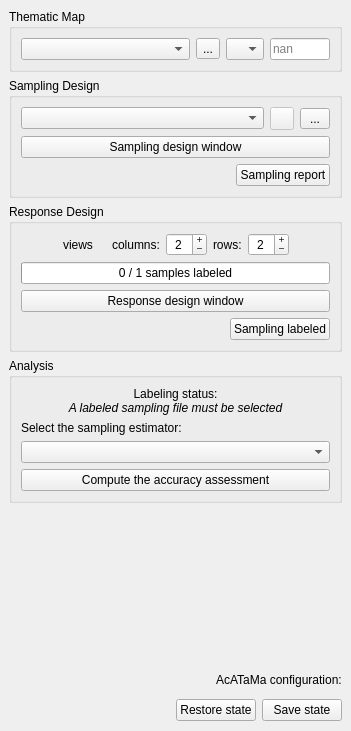
SMByC/AcATaMa, file ui/acatama_dockwidget.ui: the form before one commit.
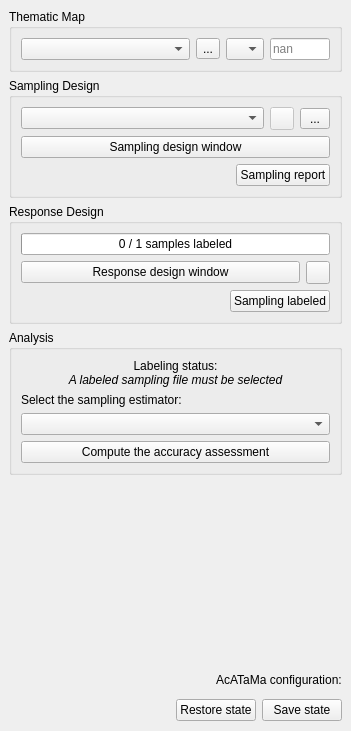
The form after the commit. Icons and pictures are not drawn. Custom widgets are drawn as their Qt base class.

Commit message: Move the grid settings into a dialog to set the number of views for the response design window

Patch:
```diff
--- a/ui/acatama_dockwidget.ui
+++ b/ui/acatama_dockwidget.ui
@@ -321,134 +321,6 @@
            <string>Response Design</string>
           </property>
           <layout class="QVBoxLayout" name="verticalLayout_7">
-           <item>
-            <widget class="QWidget" name="QGBox_GridSettings" native="true">
-             <layout class="QHBoxLayout" name="horizontalLayout_3">
-              <property name="leftMargin">
-               <number>0</number>
-              </property>
-              <property name="topMargin">
-               <number>0</number>
-              </property>
-              <property name="rightMargin">
-               <number>0</number>
-              </property>
-              <property name="bottomMargin">
-               <number>0</number>
-              </property>
-              <item>
-               <spacer name="horizontalSpacer">
-                <property name="orientation">
-                 <enum>Qt::Horizontal</enum>
-                </property>
-                <property name="sizeHint" stdset="0">
-                 <size>
-                  <width>40</width>
-                  <height>20</height>
-                 </size>
-                </property>
-               </spacer>
-              </item>
-              <item>
-               <widget class="QLabel" name="label_30">
-                <property name="text">
-                 <string>views</string>
-                </property>
-               </widget>
-              </item>
-              <item>
-               <widget class="QLabel" name="label">
-                <property name="sizePolicy">
-                 <sizepolicy hsizetype="Fixed" vsizetype="Fixed">
-                  <horstretch>0</horstretch>
-                  <verstretch>0</verstretch>
-                 </sizepolicy>
-                </property>
-                <property name="maximumSize">
-                 <size>
-                  <width>24</width>
-                  <height>24</height>
-                 </size>
-                </property>
-                <property name="pixmap">
-                 <pixmap>:/plugins/AcATaMa/icons/render_view_config.svg</pixmap>
-                </property>
-                <property name="scaledContents">
-                 <bool>true</bool>
-                </property>
-                <property name="alignment">
-                 <set>Qt::AlignCenter</set>
-                </property>
-               </widget>
-              </item>
-              <item>
-               <widget class="QLabel" name="label_29">
-                <property name="text">
-                 <string>columns:</string>
-                </property>
-               </widget>
-              </item>
-              <item>
-               <widget class="QSpinBox" name="grid_columns">
-                <property name="alignment">
-                 <set>Qt::AlignCenter</set>
-                </property>
-                <property name="buttonSymbols">
-                 <enum>QAbstractSpinBox::PlusMinus</enum>
-                </property>
-                <property name="minimum">
-                 <number>1</number>
-                </property>
-                <property name="maximum">
-                 <number>30</number>
-                </property>
-                <property name="value">
-                 <number>2</number>
-                </property>
-               </widget>
-              </item>
-              <item>
-               <widget class="QLabel" name="label_28">
-                <property name="text">
-                 <string>rows:</string>
-                </property>
-               </widget>
-              </item>
-              <item>
-               <widget class="QSpinBox" name="grid_rows">
-                <property name="alignment">
-                 <set>Qt::AlignCenter</set>
-                </property>
-                <property name="buttonSymbols">
-                 <enum>QAbstractSpinBox::PlusMinus</enum>
-                </property>
-                <property name="minimum">
-                 <number>1</number>
-                </property>
-                <property name="maximum">
-                 <number>30</number>
-                </property>
-                <property name="value">
-                 <number>2</number>
-                </property>
-               </widget>
-              </item>
-              <item>
-               <spacer name="horizontalSpacer_3">
-                <property name="orientation">
-                 <enum>Qt::Horizontal</enum>
-                </property>
-                <property name="sizeHint" stdset="0">
-                 <size>
-                  <width>40</width>
-                  <height>20</height>
-                 </size>
-                </property>
-               </spacer>
-              </item>
-             </layout>
-            </widget>
-           </item>
            <item>
             <widget class="QProgressBar" name="QPBar_LabelingStatus">
              <property name="enabled">
@@ -475,13 +347,54 @@
             </widget>
            </item>
            <item>
-            <widget class="QPushButton" name="QPBtn_OpenResponseDesignWindow">
-             <property name="toolTip">
-              <string>Apply response design for the selected sample file</string>
-             </property>
-             <property name="text">
-              <string>Response design window</string>
-             </property>
+            <widget class="QWidget" name="widget_5" native="true">
+             <layout class="QHBoxLayout" name="horizontalLayout">
+              <property name="leftMargin">
+               <number>0</number>
+              </property>
+              <property name="topMargin">
+               <number>0</number>
+              </property>
+              <property name="rightMargin">
+               <number>0</number>
+              </property>
+              <property name="bottomMargin">
+               <number>0</number>
+              </property>
+              <item>
+               <widget class="QPushButton" name="QPBtn_OpenResponseDesignWindow">
+                <property name="toolTip">
+                 <string>Apply response design for the selected sample file</string>
+                </property>
+                <property name="text">
+                 <string>Response design window</string>
+                </property>
+               </widget>
+              </item>
+              <item>
+               <widget class="QToolButton" name="QPBtn_GridSettings">
+                <property name="sizePolicy">
+                 <sizepolicy hsizetype="Fixed" vsizetype="Preferred">
+                  <horstretch>0</horstretch>
+                  <verstretch>0</verstretch>
+                 </sizepolicy>
+                </property>
+                <property name="toolTip">
+                 <string>&lt;html&gt;&lt;head/&gt;&lt;body&gt;&lt;p&gt;Setting up the views for the response design window&lt;/p&gt;&lt;/body&gt;&lt;/html&gt;</string>
+                </property>
+                <property name="text">
+                 <string/>
+                </property>
+                <property name="icon">
+                 <iconset>
+                  <normaloff>:/plugins/AcATaMa/icons/setup.svg</normaloff>:/plugins/AcATaMa/icons/setup.svg</iconset>
+                </property>
+                <property name="toolButtonStyle">
+                 <enum>Qt::ToolButtonIconOnly</enum>
+                </property>
+               </widget>
+              </item>
+             </layout>
             </widget>
            </item>
            <item>
```
The commit also changes 5 other files.
